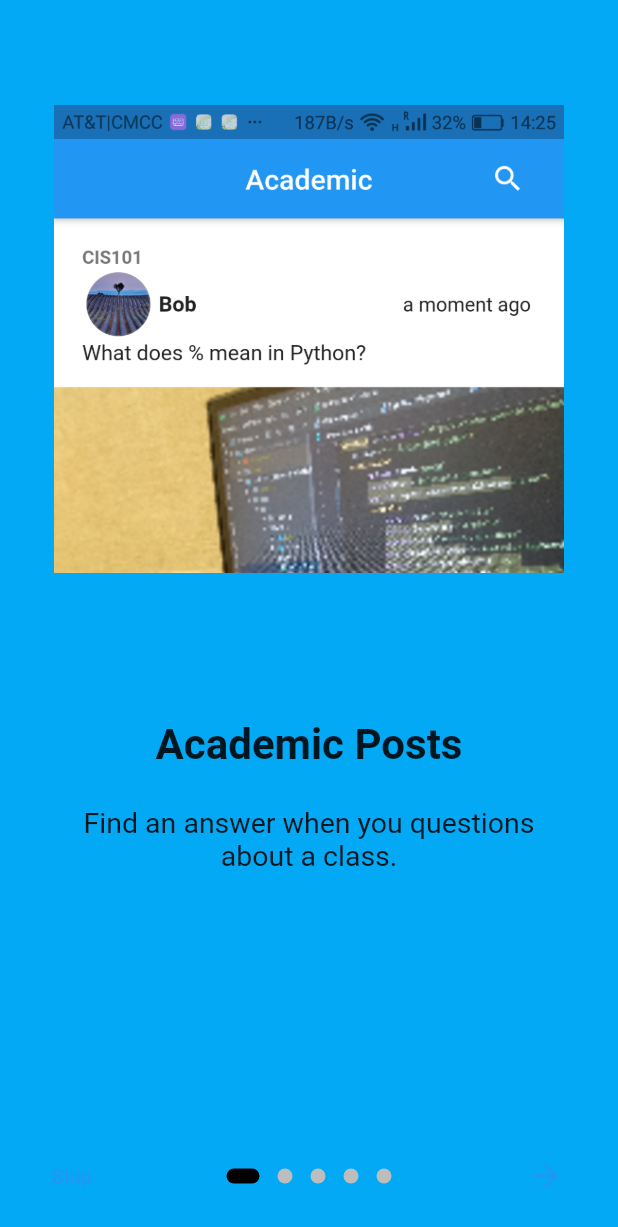
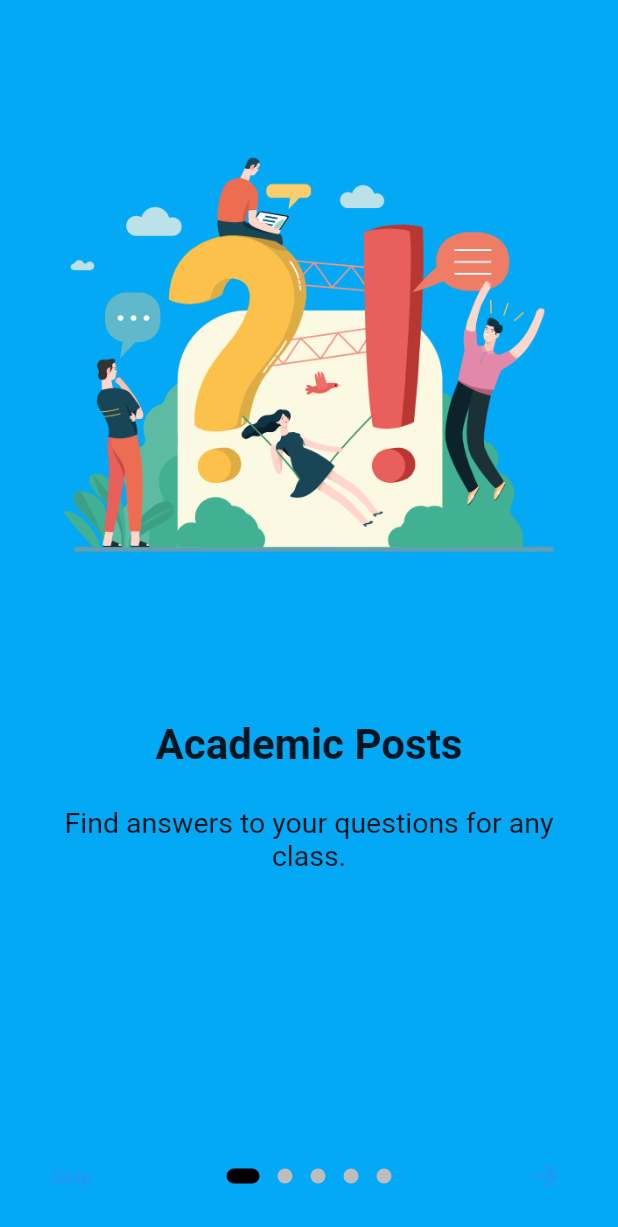
Before and after one commit to flybaflyba/QandA, a Flutter app: the screen it shows after launch, on a phone screen of 412 x 824 dp. Shown: the top 1227 px of the screen. Run offline on Flutter 3.47's test engine with Material 2 defaults, Android fonts, the light colour scheme and no system bars; drawn by our look-alikes of introduction_screen; our stand-ins replace auto_size_text, awesome_dialog, carousel_slider, cloud_firestore, file_picker, firebase_auth and 12 more; missing offline and left inert: flutter_absolute_path, multi_image_picker, nice_button; accounts and stored records are empty.

Commit message:
Update onboarding page UI

```diff
--- a/lib/pages/OnBoardingPage.dart
+++ b/lib/pages/OnBoardingPage.dart
@@ -42,7 +42,7 @@ class _OnBoardingPageState extends State<OnBoardingPage> {
         PageViewModel(
           title: "\n\nAcademic Posts",
           body:
-          "Find an answer when you questions about a class.",
+          "Find answers to your questions for any class.",
           image: buildImage('intro_academic'),
           decoration: pageDecoration,
         ),
```
Also changed, not shown: assets/images/intro_academic.png, assets/images/intro_campus_life.png, assets/images/intro_home.png, assets/images/intro_large.png, assets/images/intro_post.png, 1 other file.
